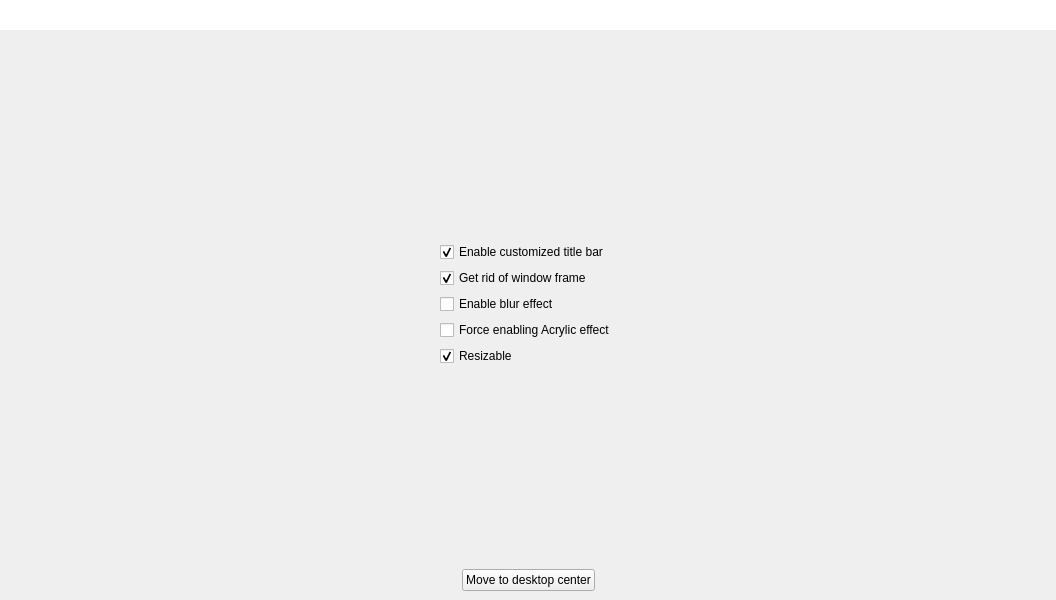
The window that examples/Win32Demo/widget.ui (wangwenx190/framelesshelper) describes before a commit, drawn with Qt 5.
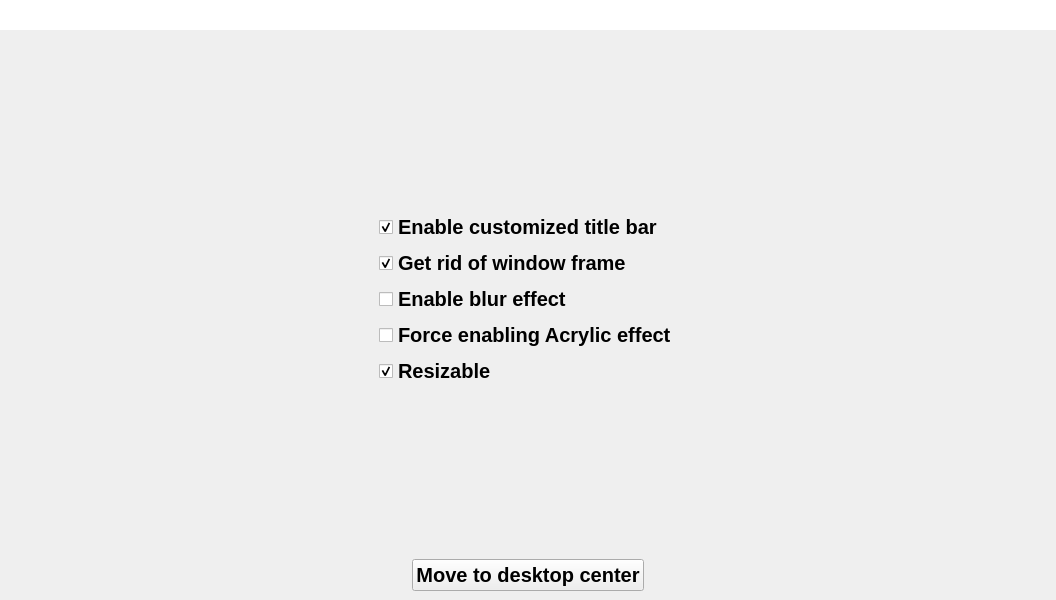
The same window after the commit. Icons and pictures are not drawn.

What changed in the file:
```diff
--- a/examples/Win32Demo/widget.ui
+++ b/examples/Win32Demo/widget.ui
@@ -114,6 +114,11 @@
       </item>
       <item>
        <widget class="QLabel" name="titleLabel">
+        <property name="font">
+         <font>
+          <pointsize>10</pointsize>
+         </font>
+        </property>
         <property name="text">
          <string/>
         </property>
@@ -288,6 +293,13 @@
           <layout class="QVBoxLayout" name="verticalLayout">
            <item>
             <widget class="QCheckBox" name="customizeTitleBarCB">
+             <property name="font">
+              <font>
+               <pointsize>15</pointsize>
+               <weight>75</weight>
+               <bold>true</bold>
+              </font>
+             </property>
              <property name="text">
               <string>Enable customized title bar</string>
              </property>
@@ -298,6 +310,13 @@
            </item>
            <item>
             <widget class="QCheckBox" name="windowFrameCB">
+             <property name="font">
+              <font>
+               <pointsize>15</pointsize>
+               <weight>75</weight>
+               <bold>true</bold>
+              </font>
+             </property>
              <property name="text">
               <string>Get rid of window frame</string>
              </property>
@@ -308,6 +327,13 @@
            </item>
            <item>
             <widget class="QCheckBox" name="blurEffectCB">
+             <property name="font">
+              <font>
+               <pointsize>15</pointsize>
+               <weight>75</weight>
+               <bold>true</bold>
+              </font>
+             </property>
              <property name="text">
               <string>Enable blur effect</string>
              </property>
@@ -315,6 +341,13 @@
            </item>
            <item>
             <widget class="QCheckBox" name="forceAcrylicCB">
+             <property name="font">
+              <font>
+               <pointsize>15</pointsize>
+               <weight>75</weight>
+               <bold>true</bold>
+              </font>
+             </property>
              <property name="text">
               <string>Force enabling Acrylic effect</string>
              </property>
@@ -322,6 +355,13 @@
            </item>
            <item>
             <widget class="QCheckBox" name="resizableCB">
+             <property name="font">
+              <font>
+               <pointsize>15</pointsize>
+               <weight>75</weight>
+               <bold>true</bold>
+              </font>
+             </property>
              <property name="text">
               <string>Resizable</string>
              </property>
@@ -378,6 +418,13 @@
         </item>
         <item>
          <widget class="QPushButton" name="moveCenterButton">
+          <property name="font">
+           <font>
+            <pointsize>15</pointsize>
+            <weight>75</weight>
+            <bold>true</bold>
+           </font>
+          </property>
           <property name="text">
            <string>Move to desktop center</string>
           </property>
```
Left out of the diff: 8 changed lines with no effect on the pictures.
